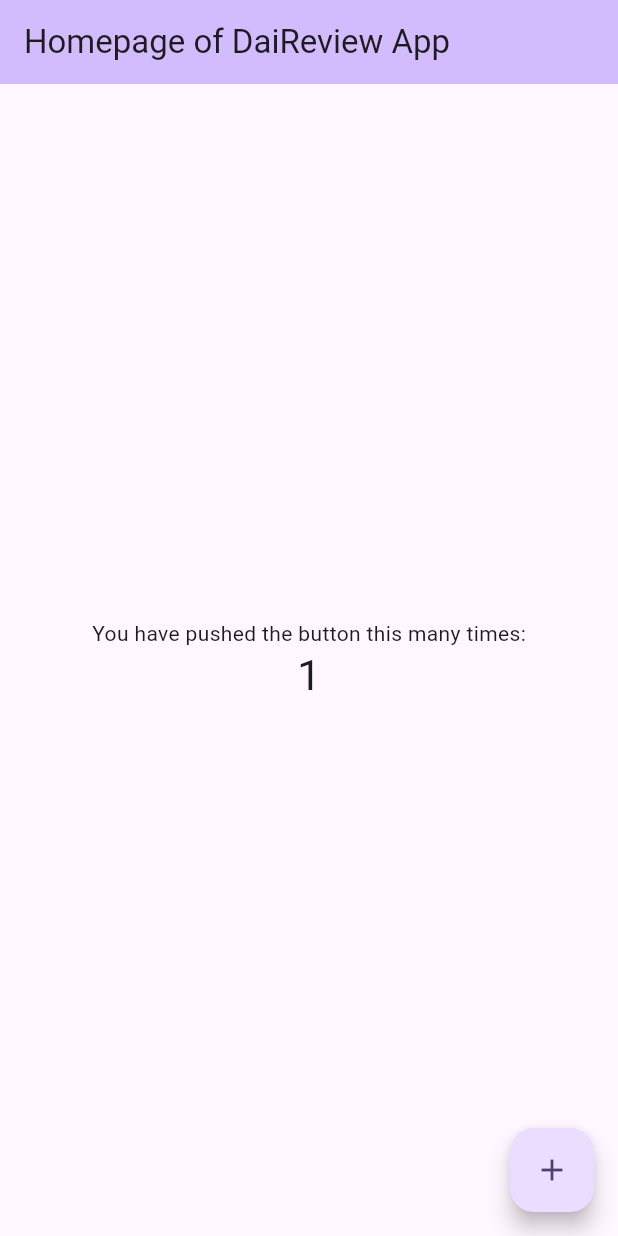
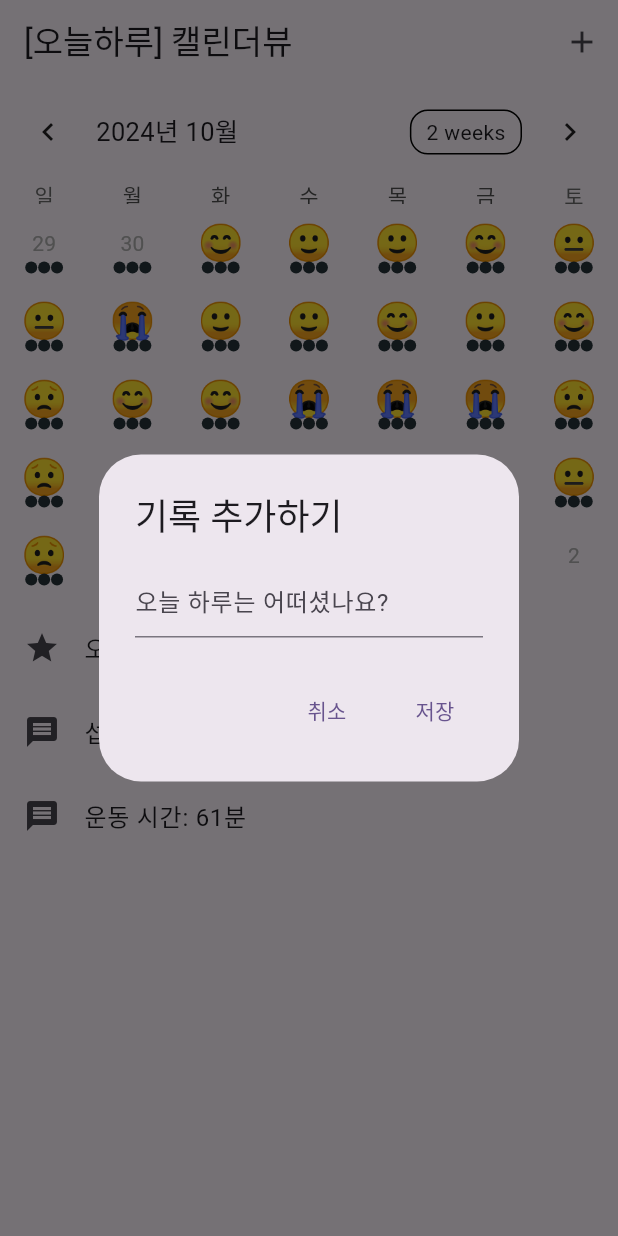
Before and after one commit to JUD210/liferpg_flutter_daireview, a Flutter app: the screen it shows after launch, after a tap on the "add" icon, on a phone screen of 412 x 824 dp. Run offline on Flutter 3.47's test engine with Material 3 defaults, Android fonts, the phone set to English and light mode, and no system bars; drawn by our look-alikes of table_calendar.

Commit message:
Feature | table_calendar.dart | Migrate Daily Review calendar using aleksanderwozniak/table_calendar

```diff
--- a/lib/main.dart
+++ b/lib/main.dart
@@ -1,9 +1,15 @@
 import 'package:flutter/material.dart';
+import 'package:intl/date_symbol_data_local.dart'; // intl 패키지의 로케일 데이터를 초기화하기 위해 임포트합니다.
+
 import 'splash_screen.dart'; // SplashScreen 파일을 임포트합니다.
 import 'home_screen.dart'; // 홈 화면 파일을 임포트합니다.
+import 'table_calendar.dart'; // 이벤트 예제 파일을 임포트합니다.
 
 void main() {
-  runApp(const DaiReviewApp());
+  // 로케일 데이터를 초기화합니다. 이 작업이 완료된 후에 runApp을 호출합니다.
+  initializeDateFormatting().then((_) {
+    runApp(const DaiReviewApp()); // 앱의 시작점입니다.
+  });
 }
 
 class DaiReviewApp extends StatelessWidget {
@@ -12,17 +18,17 @@
   @override
   Widget build(BuildContext context) {
     return MaterialApp(
-      title: 'LifeRPG - DaiReview',
+      title: 'LifeRPG - DaiReview', // 앱의 제목을 설정합니다.
       theme: ThemeData(
-        colorScheme: ColorScheme.fromSeed(seedColor: Colors.deepPurple),
-        useMaterial3: true,
+        colorScheme: ColorScheme.fromSeed(
+            seedColor: Colors.deepPurple), // 앱의 테마 색상을 설정합니다.
+        useMaterial3: true, // Material 3 디자인을 사용합니다.
       ),
-      initialRoute: '/intro',
+      initialRoute: '/intro', // 앱이 시작될 때 처음으로 표시할 경로를 설정합니다.
       routes: {
-        '/intro': (context) =>
-            const SplashScreen(title: 'Welcome to DaiReview'),
-        '/home': (context) =>
-            const DaiReviewHomePage(title: 'Homepage of DaiReview App'),
+        '/intro': (context) => const SplashScreen(
+            title: 'Welcome to DaiReview'), // 인트로 화면 경로를 설정합니다.
+        '/home': (context) => TableEventsExample(), // 이벤트 예제 화면 경로를 설정합니다.
       },
     );
   }
--- /dev/null
+++ b/lib/table_calendar.dart
@@ -0,0 +1,337 @@
+import 'package:flutter/material.dart';
+import 'package:table_calendar/table_calendar.dart';
+import 'utils.dart'; // utils.dart 파일에서 필요한 변수와 함수를 임포트합니다.
+
+final Map<int, String> ratingToEmoji = {
+  1: '😭',
+  2: '😟',
+  3: '😐',
+  4: '🙂',
+  5: '😊',
+};
+
+class TableEventsExample extends StatefulWidget {
+  @override
+  _TableEventsExampleState createState() => _TableEventsExampleState();
+}
+
+class _TableEventsExampleState extends State<TableEventsExample> {
+  late final ValueNotifier<List<Event>> _selectedEvents;
+  CalendarFormat _calendarFormat = CalendarFormat.month;
+  DateTime _focusedDay = DateTime.now();
+  DateTime? _selectedDay;
+
+  @override
+  void initState() {
+    super.initState();
+    _selectedDay = _focusedDay;
+    _selectedEvents = ValueNotifier(_getEventsForDay(_selectedDay!));
+  }
+
+  @override
+  void dispose() {
+    _selectedEvents.dispose();
+    super.dispose();
+  }
+
+  List<Event> _getEventsForDay(DateTime day) {
+    return kEvents[day] ?? [];
+  }
+
+  String getEmojiFromEvents(List<Event> events) {
+    for (Event event in events) {
+      if (event.title.startsWith('오늘의 평점')) {
+        int rating = int.parse(event.title.split(' ')[2][0]);
+        return ratingToEmoji[rating] ?? '❓';
+      }
+    }
+    return '❓'; // 평점이 없는 경우 기본 이모티콘
+  }
+
+  void showEditRatingDialog(Event event, DateTime day, int index) {
+    double rating =
+        double.tryParse(event.title.split(' ')[2].split('/')[0]) ?? 3.0;
+
+    showDialog(
+      context: context,
+      builder: (context) => StatefulBuilder(
+        builder: (BuildContext context, StateSetter setDialogState) {
+          return AlertDialog(
+            title: Text("오늘의 평점을 매겨주세요!"),
+            content: Column(
+              mainAxisSize: MainAxisSize.min,
+              children: [
+                Text("${ratingToEmoji[rating.toInt()]} ${rating.toInt()} / 5"),
+                Slider(
+                  min: 1,
+                  max: 5,
+                  divisions: 4,
+                  value: rating,
+                  onChanged: (double value) {
+                    setDialogState(
+                        () => rating = value); // 슬라이더 값을 조정할 때마다 로컬 상태 업데이트
+                  },
+                ),
+              ],
+            ),
+            actions: <Widget>[
+              TextButton(
+                  child: Text("취소"),
+                  onPressed: () => Navigator.of(context).pop()),
+              TextButton(
+                child: Text("삭제"),
+                onPressed: () {
+                  setState(() {
+                    List<Event> updatedEvents =
+                        List.from(_getEventsForDay(day));
+                    updatedEvents.removeAt(index);
+                    kEvents[day] = updatedEvents;
+                    _selectedEvents.value = updatedEvents;
+                  });
+                  Navigator.of(context).pop();
+                },
+              ),
+              TextButton(
+                  child: Text("저장"),
+                  onPressed: () {
+                    setState(() {
+                      List<Event> updatedEvents =
+                          List.from(_getEventsForDay(day));
+                      updatedEvents[index] =
+                          Event('오늘의 평점: ${rating.toInt()}/5', isRating: true);
+                      kEvents[day] = updatedEvents;
+                      _selectedEvents.value = updatedEvents;
+                    });
+                    Navigator.of(context).pop();
+                  }),
+            ],
+          );
+        },
+      ),
+    );
+  }
+
+  void showAddRatingEventDialog(DateTime day) {
+    double _rating = 3; // 기본 평점 값
+
+    showDialog(
+      context: context,
+      builder: (context) => StatefulBuilder(
+        builder: (context, setState) {
+          return AlertDialog(
+            title: Text("오늘의 평점을 매겨주세요!"),
+            content: Column(
+              mainAxisSize: MainAxisSize.min,
+              children: [
+                Text(
+                    "${ratingToEmoji[_rating.toInt()]} ${_rating.toInt()} / 5"),
+                Slider(
+                  min: 1,
+                  max: 5,
+                  divisions: 4,
+                  value: _rating,
+                  onChanged: (double value) {
+                    setState(() => _rating = value);
+                  },
+                ),
+              ],
+            ),
+            actions: <Widget>[
+              TextButton(
+                  child: Text("취소"),
+                  onPressed: () => Navigator.of(context).pop()),
+              TextButton(
+                  child: Text("저장"),
+                  onPressed: () {
+                    setState(() {
+                      List<Event> newEvents = List.from(kEvents[day] ?? []);
+                      newEvents.add(Event('오늘의 평점: ${_rating.toInt()}/5',
+                          isRating: true));
+                      kEvents[day] = newEvents;
+                      _selectedEvents.value = newEvents;
+                    });
+                    Navigator.of(context).pop();
+                  }),
+            ],
+          );
+        },
+      ),
+    );
+  }
+
+  void showEditEventDialog(Event event, DateTime day, int index) {
+    TextEditingController _controller =
+        TextEditingController(text: event.title);
+
+    showDialog(
+      context: context,
+      builder: (context) => AlertDialog(
+        title: Text("기록 수정하기"),
+        content: TextField(
+          controller: _controller,
+          decoration: InputDecoration(hintText: "오늘 하루는 어떠셨나요?"),
+        ),
+        actions: <Widget>[
+          TextButton(
+            child: Text("취소"),
+            onPressed: () => Navigator.of(context).pop(),
+          ),
+          TextButton(
+            child: Text("삭제"),
+            onPressed: () {
+              setState(() {
+                List<Event> updatedEvents = List.from(_getEventsForDay(day));
+                updatedEvents.removeAt(index);
+                kEvents[day] = updatedEvents;
+                _selectedEvents.value = updatedEvents;
+              });
+              Navigator.of(context).pop();
+            },
+          ),
+          TextButton(
+            child: Text("저장"),
+            onPressed: () {
+              if (_controller.text.isNotEmpty) {
+                setState(() {
+                  List<Event> updatedEvents = List.from(_getEventsForDay(day));
+                  updatedEvents[index] =
+                      Event(_controller.text, isRating: event.isRating);
+                  kEvents[day] = updatedEvents;
+                  _selectedEvents.value = updatedEvents;
+                });
+                Navigator.of(context).pop();
+              }
+            },
+          ),
+        ],
+      ),
+    );
+  }
+
+  void showAddMessageEventDialog(DateTime day) {
+    TextEditingController _controller = TextEditingController();
+
+    showDialog(
+      context: context,
+      builder: (context) => AlertDialog(
+        title: Text("기록 추가하기"),
+        content: TextField(
+          controller: _controller,
+          decoration: InputDecoration(hintText: "오늘 하루는 어떠셨나요?"),
+        ),
+        actions: <Widget>[
+          TextButton(
+              child: Text("취소"), onPressed: () => Navigator.of(context).pop()),
+          TextButton(
+              child: Text("저장"),
+              onPressed: () {
+                if (_controller.text.isNotEmpty) {
+                  setState(() {
+                    List<Event> newEvents = List.from(kEvents[day] ?? []);
+                    newEvents.add(Event(_controller.text, isRating: false));
+                    kEvents[day] = newEvents;
+                    _selectedEvents.value = newEvents;
+                  });
+                  Navigator.of(context).pop();
+                }
+              }),
+        ],
+      ),
+    );
+  }
+
+  void updateEvents(DateTime day, List<Event> updatedEvents) {
+    // 이벤트를 평점 이벤트가 앞에 오도록 정렬
+    updatedEvents.sort((a, b) {
+      if (a.isRating && !b.isRating) return -1;
+      if (!a.isRating && b.isRating) return 1;
+      return 0;
+    });
+    setState(() {
+      kEvents[day] = updatedEvents;
+      _selectedEvents.value = updatedEvents;
+    });
+  }
+
+  void _onDaySelected(DateTime selectedDay, DateTime focusedDay) {
+    setState(() {
+      _selectedDay = selectedDay;
+      _focusedDay = focusedDay;
+      _selectedEvents.value = _getEventsForDay(selectedDay);
+    });
+    if (_getEventsForDay(selectedDay).isEmpty) {
+      showAddRatingEventDialog(
+          selectedDay); // Only show rating dialog if no events exist
+    }
+  }
+
+  @override
+  Widget build(BuildContext context) {
+    return Scaffold(
+      appBar: AppBar(
+        title: Text('[오늘하루] 캘린더뷰'),
+        actions: [
+          IconButton(
+            icon: Icon(Icons.add),
+            onPressed: () {
+              DateTime selectedDate = _selectedDay ?? _focusedDay;
+              var events = _getEventsForDay(selectedDate);
+              bool hasRatingEvent = events.any((e) => e.isRating);
+
+              if (!hasRatingEvent) {
+                showAddRatingEventDialog(selectedDate);
+              } else {
+                showAddMessageEventDialog(selectedDate);
+              }
+            },
+          ),
+        ],
+      ),
+      body: Column(
+        children: [
+          TableCalendar<Event>(
+            locale: 'ko_KR',
+            firstDay: kFirstDay,
+            lastDay: kLastDay,
+            focusedDay: _focusedDay,
+            calendarFormat: _calendarFormat,
+            eventLoader: _getEventsForDay,
+            selectedDayPredicate: (day) => isSameDay(_selectedDay, day),
+            onDaySelected: _onDaySelected,
+            calendarBuilders: CalendarBuilders(
+              defaultBuilder: (context, day, focusedDay) {
+                final events = _getEventsForDay(day);
+                final emoji = getEmojiFromEvents(events);
+                return Center(
+                    child: Text(emoji, style: TextStyle(fontSize: 24)));
+              },
+            ),
+          ),
+          const SizedBox(height: 8.0),
+          Expanded(
+            child: ValueListenableBuilder<List<Event>>(
+              valueListenable: _selectedEvents,
+              builder: (context, value, _) {
+                return ListView.builder(
+                  itemCount: value.length,
+                  itemBuilder: (context, index) {
+                    final event = value[index];
+                    return ListTile(
+                      leading: event.isRating
+                          ? Icon(Icons.star)
+                          : Icon(Icons.message),
+                      title: Text(event.title),
+                      onTap: () => event.isRating
+                          ? showEditRatingDialog(event, _selectedDay!, index)
+                          : showEditEventDialog(event, _selectedDay!, index),
+                    );
+                  },
+                );
+              },
+            ),
+          ),
+        ],
+      ),
+    );
+  }
+}
--- /dev/null
+++ b/lib/utils.dart
@@ -0,0 +1,54 @@
+import 'dart:collection';
+import 'dart:math';
+
+import 'package:table_calendar/table_calendar.dart';
+
+class Event {
+  final String title;
+  final bool isRating;
+
+  const Event(this.title, {this.isRating = false});
+
+  @override
+  String toString() => title;
+}
+
+final kToday = DateTime.now();
+final kFirstDay = DateTime(kToday.year, kToday.month - 3, kToday.day);
+final kLastDay = DateTime(kToday.year, kToday.month + 3, kToday.day);
+final Random random = Random();
+
+// 이벤트를 생성하는 함수
+List<Event> createRandomEvents() {
+  return [
+    Event('오늘의 평점 ${random.nextInt(5) + 1}/5', isRating: true),
+    Event('섭취 칼로리: ${random.nextInt(1400) + 200}/1600kcal'),
+    Event('운동 시간: ${random.nextInt(120) + 1}분'),
+  ];
+}
+
+final _kEventSource = Map<DateTime, List<Event>>.fromIterable(
+    List<DateTime>.generate(
+        kToday.difference(kFirstDay).inDays + 1, // 오늘까지의 일수만 생성
+        (index) => DateTime.utc(
+            kFirstDay.year, kFirstDay.month, kFirstDay.day + index)),
+    key: (item) => item as DateTime,
+    value: (item) => createRandomEvents());
+
+final kEvents = LinkedHashMap<DateTime, List<Event>>(
+  equals: isSameDay,
+  hashCode: getHashCode,
+)..addAll(_kEventSource);
+
+int getHashCode(DateTime key) {
+  return key.day * 1000000 + key.month * 10000 + key.year;
+}
+
+/// Returns a list of [DateTime] objects from [first] to [last], inclusive.
+List<DateTime> daysInRange(DateTime first, DateTime last) {
+  final dayCount = last.difference(first).inDays + 1;
+  return List.generate(
+    dayCount,
+    (index) => DateTime.utc(first.year, first.month, first.day + index),
+  );
+}
--- a/pubspec.yaml
+++ b/pubspec.yaml
@@ -35,6 +35,8 @@
   # The following adds the Cupertino Icons font to your application.
   # Use with the CupertinoIcons class for iOS style icons.
   cupertino_icons: ^1.0.8
+  table_calendar: ^3.1.2
+  intl: ^0.19.0
 
 dev_dependencies:
   flutter_test:
```
Also changed, not shown: pubspec.lock.
